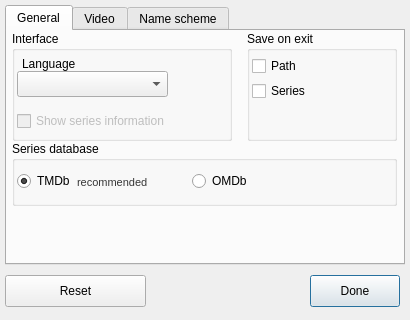
The window that SeriesScraper/settingswindow.ui (martinLutz1/SeriesScraper) describes before a commit, drawn with Qt 5.
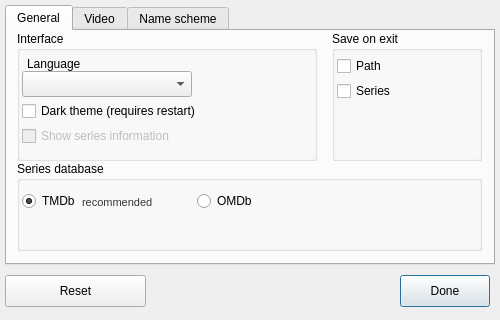
The same window after the commit.

Commit message: Feature: dark theme, fully integrated. A bunch of bugfixes

Diff of the .ui file:
```diff
--- a/SeriesScraper/settingswindow.ui
+++ b/SeriesScraper/settingswindow.ui
@@ -6,19 +6,19 @@
    <rect>
     <x>0</x>
     <y>0</y>
-    <width>410</width>
+    <width>500</width>
     <height>320</height>
    </rect>
   </property>
   <property name="minimumSize">
    <size>
-    <width>410</width>
+    <width>500</width>
     <height>320</height>
    </size>
   </property>
   <property name="maximumSize">
    <size>
-    <width>410</width>
+    <width>500</width>
     <height>320</height>
    </size>
   </property>
@@ -33,7 +33,7 @@
     <rect>
      <x>5</x>
      <y>5</y>
-     <width>400</width>
+     <width>490</width>
      <height>260</height>
     </rect>
    </property>
@@ -62,10 +62,10 @@
     <widget class="QGroupBox" name="seriesDatabaseGroupBox">
      <property name="geometry">
       <rect>
-       <x>5</x>
-       <y>110</y>
-       <width>385</width>
-       <height>65</height>
+       <x>10</x>
+       <y>130</y>
+       <width>465</width>
+       <height>90</height>
       </rect>
      </property>
      <property name="title">
@@ -98,7 +98,7 @@
        <rect>
         <x>180</x>
         <y>30</y>
-        <width>100</width>
+        <width>60</width>
         <height>20</height>
        </rect>
       </property>
@@ -111,7 +111,7 @@
        <rect>
         <x>65</x>
         <y>34</y>
-        <width>71</width>
+        <width>90</width>
         <height>16</height>
        </rect>
       </property>
@@ -128,10 +128,10 @@
     <widget class="QGroupBox" name="saveOnExitGroupBox">
      <property name="geometry">
       <rect>
-       <x>240</x>
+       <x>325</x>
        <y>0</y>
        <width>150</width>
-       <height>110</height>
+       <height>130</height>
       </rect>
      </property>
      <property name="title">
@@ -142,7 +142,7 @@
        <rect>
         <x>5</x>
         <y>25</y>
-        <width>121</width>
+        <width>140</width>
         <height>20</height>
        </rect>
       </property>
@@ -155,7 +155,7 @@
        <rect>
         <x>5</x>
         <y>50</y>
-        <width>131</width>
+        <width>140</width>
         <height>20</height>
        </rect>
       </property>
@@ -167,10 +167,10 @@
     <widget class="QGroupBox" name="interfaceGroupBox">
      <property name="geometry">
       <rect>
-       <x>5</x>
+       <x>10</x>
        <y>0</y>
-       <width>220</width>
-       <height>110</height>
+       <width>300</width>
+       <height>130</height>
       </rect>
      </property>
      <property name="title">
@@ -183,8 +183,8 @@
       <property name="geometry">
        <rect>
         <x>5</x>
-        <y>80</y>
-        <width>220</width>
+        <y>95</y>
+        <width>290</width>
         <height>20</height>
        </rect>
       </property>
@@ -197,7 +197,7 @@
        <rect>
         <x>5</x>
         <y>40</y>
-        <width>151</width>
+        <width>170</width>
         <height>26</height>
        </rect>
       </property>
@@ -215,6 +215,19 @@
        <string>Language</string>
       </property>
      </widget>
+     <widget class="QCheckBox" name="darkThemeCheckBox">
+      <property name="geometry">
+       <rect>
+        <x>5</x>
+        <y>70</y>
+        <width>290</width>
+        <height>20</height>
+       </rect>
+      </property>
+      <property name="text">
+       <string>Dark theme (requires restart)</string>
+      </property>
+     </widget>
     </widget>
    </widget>
    <widget class="QWidget" name="video">
@@ -392,7 +405,7 @@
    </property>
    <property name="geometry">
     <rect>
-     <x>310</x>
+     <x>400</x>
      <y>275</y>
      <width>90</width>
      <height>32</height>
```
Left out of the diff: 64 changed lines with no effect on the pictures. Lines whose indentation alone changed are shown as unchanged. The commit also changes 14 other files.
